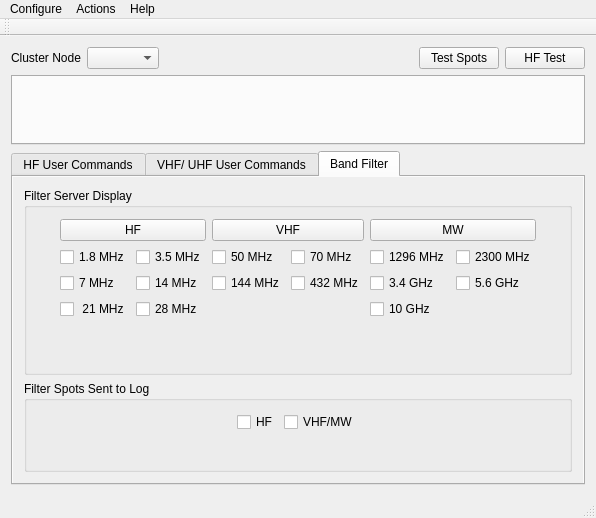
First picture: the form in mqt/MqtCluster/clustermainwindow.ui, repository Rsclub22/Minos2-Mirror, before the edit.
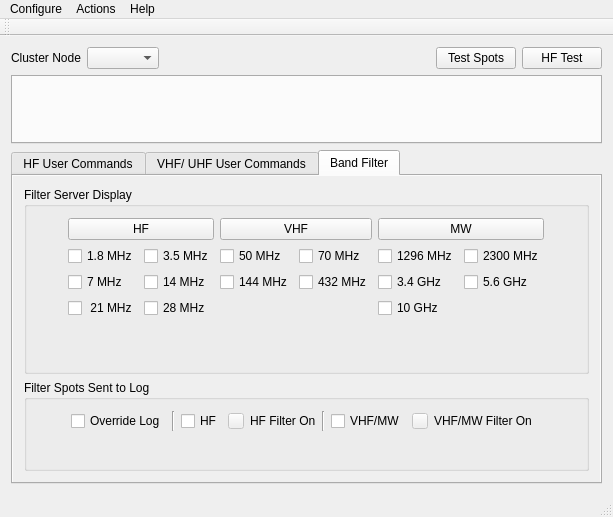
Second picture: the form after the edit. Custom widgets are drawn as their Qt base class.

Commit message: set HF and VHF/MW send to log filters from resend message in clusterclientframe and bandmapframe

The edit to the form file:
```diff
--- a/mqt/MqtCluster/clustermainwindow.ui
+++ b/mqt/MqtCluster/clustermainwindow.ui
@@ -6,8 +6,8 @@
    <rect>
     <x>0</x>
     <y>0</y>
-    <width>596</width>
-    <height>518</height>
+    <width>613</width>
+    <height>517</height>
    </rect>
   </property>
   <property name="windowTitle">
@@ -537,9 +537,7 @@
           </property>
           <layout class="QVBoxLayout" name="verticalLayout_8">
            <item>
-            <layout class="QVBoxLayout" name="verticalLayout">
-             <item>
-              <layout class="QHBoxLayout" name="horizontalLayout_13">
+            <layout class="QHBoxLayout" name="horizontalLayout_19">
                <item>
                 <spacer name="horizontalSpacer_5">
                  <property name="orientation">
@@ -547,12 +545,26 @@
                  </property>
                  <property name="sizeHint" stdset="0">
                   <size>
-                   <width>40</width>
-                   <height>20</height>
+                 <width>88</width>
+                 <height>17</height>
                   </size>
                  </property>
                 </spacer>
                </item>
+             <item>
+              <widget class="QCheckBox" name="overrideLogCheckBox">
+               <property name="text">
+                <string>Override Log</string>
+               </property>
+              </widget>
+             </item>
+             <item>
+              <widget class="Line" name="line_3">
+               <property name="orientation">
+                <enum>Qt::Vertical</enum>
+               </property>
+              </widget>
+             </item>
                <item>
                 <widget class="QCheckBox" name="hfLogFilterCheckBox">
                  <property name="text">
@@ -560,6 +572,48 @@
                  </property>
                 </widget>
                </item>
+             <item>
+              <widget class="QPushButton" name="hfFilterToLogIndicator">
+               <property name="enabled">
+                <bool>false</bool>
+               </property>
+               <property name="sizePolicy">
+                <sizepolicy hsizetype="Fixed" vsizetype="Fixed">
+                 <horstretch>0</horstretch>
+                 <verstretch>0</verstretch>
+                </sizepolicy>
+               </property>
+               <property name="minimumSize">
+                <size>
+                 <width>16</width>
+                 <height>16</height>
+                </size>
+               </property>
+               <property name="maximumSize">
+                <size>
+                 <width>16</width>
+                 <height>16</height>
+                </size>
+               </property>
+               <property name="text">
+                <string/>
+               </property>
+              </widget>
+             </item>
+             <item>
+              <widget class="QLabel" name="label_2">
+               <property name="text">
+                <string>HF Filter On</string>
+               </property>
+              </widget>
+             </item>
+             <item>
+              <widget class="Line" name="line">
+               <property name="orientation">
+                <enum>Qt::Vertical</enum>
+               </property>
+              </widget>
+             </item>
                <item>
                 <widget class="QCheckBox" name="vhfMwLogFilterCheckBox">
                  <property name="text">
@@ -567,6 +621,41 @@
                  </property>
                 </widget>
                </item>
+             <item>
+              <widget class="QPushButton" name="vhfMwFilterToLogIndicator">
+               <property name="enabled">
+                <bool>false</bool>
+               </property>
+               <property name="sizePolicy">
+                <sizepolicy hsizetype="Fixed" vsizetype="Fixed">
+                 <horstretch>0</horstretch>
+                 <verstretch>0</verstretch>
+                </sizepolicy>
+               </property>
+               <property name="minimumSize">
+                <size>
+                 <width>16</width>
+                 <height>16</height>
+                </size>
+               </property>
+               <property name="maximumSize">
+                <size>
+                 <width>16</width>
+                 <height>16</height>
+                </size>
+               </property>
+               <property name="text">
+                <string/>
+               </property>
+              </widget>
+             </item>
+             <item>
+              <widget class="QLabel" name="label_3">
+               <property name="text">
+                <string>VHF/MW Filter On</string>
+               </property>
+              </widget>
+             </item>
                <item>
                 <spacer name="horizontalSpacer_6">
                  <property name="orientation">
@@ -574,14 +663,16 @@
                  </property>
                  <property name="sizeHint" stdset="0">
                   <size>
-                   <width>40</width>
-                   <height>20</height>
+                 <width>98</width>
+                 <height>17</height>
                   </size>
                  </property>
                 </spacer>
                </item>
               </layout>
              </item>
+           <item>
+            <layout class="QVBoxLayout" name="verticalLayout">
              <item>
               <layout class="QHBoxLayout" name="horizontalLayout_16">
                <item>
@@ -635,7 +726,7 @@
     <rect>
      <x>0</x>
      <y>0</y>
-     <width>596</width>
+     <width>613</width>
      <height>21</height>
     </rect>
    </property>
```
Lines whose indentation alone changed are shown as unchanged. The commit also changes 5 other files.
